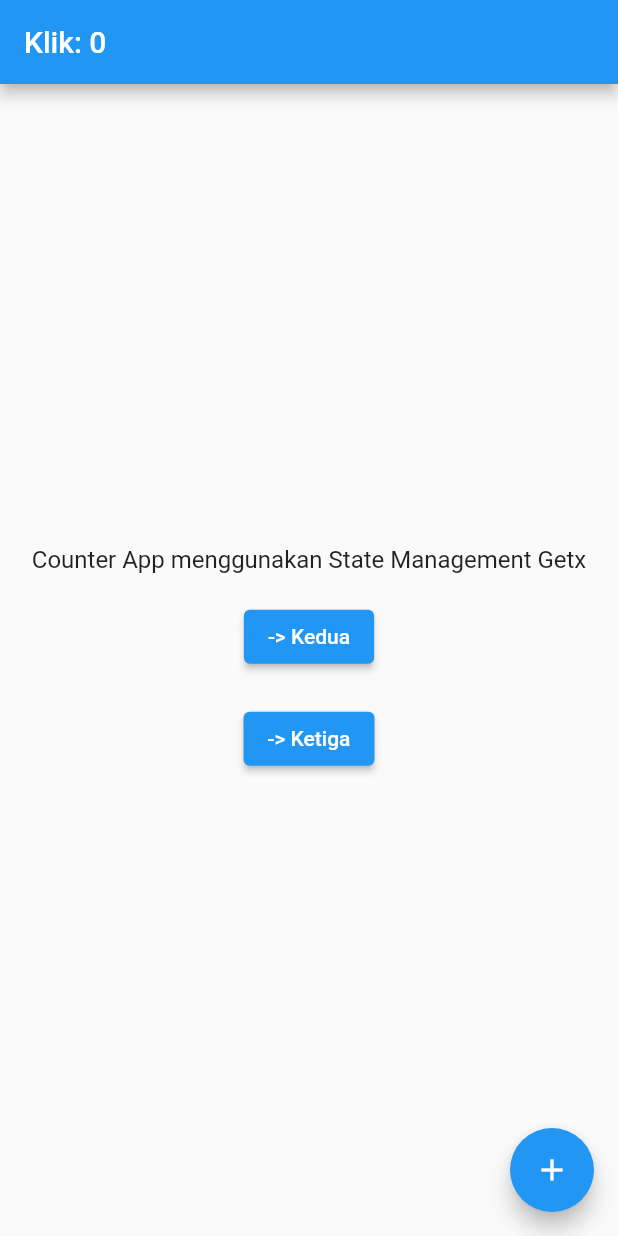
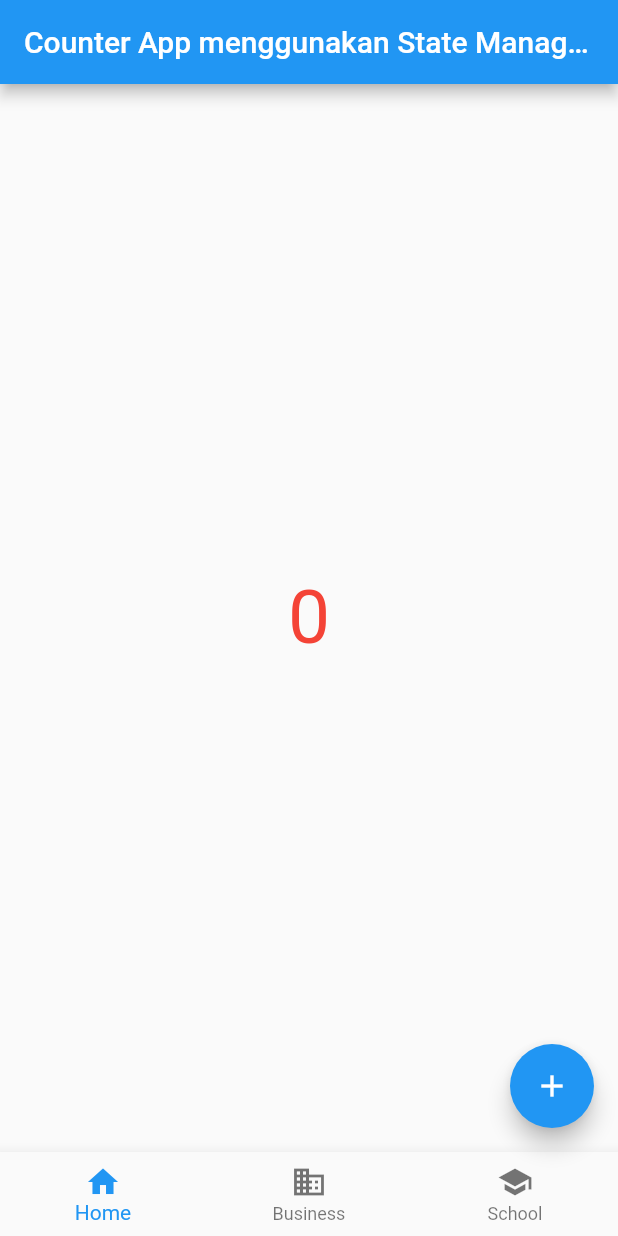
Before and after one commit to tribber93/tugas_flutter, a Flutter app: the screen it shows after launch, on a phone screen of 412 x 824 dp. Run offline on Flutter 3.47's test engine with Material 2 defaults, Android fonts, the light colour scheme and no system bars; our stand-ins replace get.

Commit message:
State Getx

```diff
--- a/lib/state_getx.dart
+++ b/lib/state_getx.dart
@@ -1,12 +1,9 @@
-import 'dart:ui';
-
 import 'package:flutter/material.dart';
 import 'package:get/get.dart';
 
 void main() => runApp(GetMaterialApp(
-      title: 'Tugas Pertemuan 8',
+      home: Home(),
       debugShowCheckedModeBanner: false,
-      home: Home(),
     ));
 
 class Controller extends GetxController {
@@ -14,7 +11,27 @@ class Controller extends GetxController {
   increment() => count++;
 }
 
-class Home extends StatelessWidget {
+class Home extends StatefulWidget {
+  @override
+  State<Home> createState() => _HomeState();
+}
+
+class _HomeState extends State<Home> {
+  int _selectedIndex = 0;
+  static const TextStyle optionStyle =
+      TextStyle(fontSize: 30, fontWeight: FontWeight.bold);
+  static List<Widget> _widgetOptions = <Widget>[
+    HalamanSatu(),
+    HalamanDua(),
+    HalamanTiga(),
+  ];
+
+  void _onItemTapped(int index) {
+    setState(() {
+      _selectedIndex = index;
+    });
+  }
+
   @override
   Widget build(context) {
     // Instantiate your class using Get.put() to make it available for all "child" routes there.
@@ -22,67 +39,81 @@ class Home extends StatelessWidget {
 
     return Scaffold(
       // Use Obx(()=> to update Text() whenever count is changed.
-        appBar: AppBar(title: Obx(() => Text("Klik: ${c.count}"))),
+      appBar:
+          AppBar(title: Text("Counter App menggunakan State Management Getx")),
 
       // Replace the 8 lines Navigator.push by a simple Get.to(). You don't need context
-        body: Container(
-          margin: EdgeInsets.all(15.0),
-          child: Center(
-            child: Column(
-              mainAxisAlignment: MainAxisAlignment.center,
-              children: [
-                const Text(
-                  'Counter App menggunakan State Management Getx',
-                  textAlign: TextAlign.center,
-                  style: TextStyle(fontSize: 16),
+      body: Center(
+        child: _widgetOptions.elementAt(_selectedIndex),
       ),
-                const SizedBox(height: 18),
-                ElevatedButton(
-                    child: const Text("-> Kedua"),
-                    onPressed: () => Get.to(Kedua())),
-                const SizedBox(height: 20),
-                ElevatedButton(
-                    child: const Text("-> Ketiga"),
-                    onPressed: () => Get.to(Ketiga())),
+      bottomNavigationBar: BottomNavigationBar(
+        items: const <BottomNavigationBarItem>[
+          BottomNavigationBarItem(
+            icon: Icon(Icons.home),
+            label: 'Home',
+          ),
+          BottomNavigationBarItem(
+            icon: Icon(Icons.business),
+            label: 'Business',
+          ),
+          BottomNavigationBarItem(
+            icon: Icon(Icons.school),
+            label: 'School',
+          ),
         ],
+        currentIndex: _selectedIndex,
+        selectedItemColor: Colors.blue,
+        onTap: _onItemTapped,
       ),
-          ),
-        ),
-        floatingActionButton: FloatingActionButton(
-            child: Icon(Icons.add), onPressed: c.increment));
+      floatingActionButton: _selectedIndex == 0
+          ? FloatingActionButton(child: Icon(Icons.add), onPressed: c.increment)
+          : null,
+    );
+    ;
   }
 }
 
-class Kedua extends StatelessWidget {
+class HalamanSatu extends StatelessWidget {
   // You can ask Get to find a Controller that is being used by another page and redirect you to it.
   final Controller c = Get.find();
 
   @override
   Widget build(context) {
     // Access the updated count variable
-    return Scaffold(
-        appBar: AppBar(title: Text("Halaman Kedua")),
-        body: Center(
-            child: Text(
+    return Center(
+        child: Obx(() => Text(
               "${c.count}",
-          style: const TextStyle(fontSize: 50, color: Colors.amber),
+              style: TextStyle(fontSize: 50, color: Colors.red),
             )));
   }
 }
 
-class Ketiga extends StatelessWidget {
+class HalamanDua extends StatelessWidget {
   // You can ask Get to find a Controller that is being used by another page and redirect you to it.
   final Controller c = Get.find();
 
   @override
   Widget build(context) {
     // Access the updated count variable
-    return Scaffold(
-        appBar: AppBar(title: Text("Halaman Ketiga")),
-        body: Center(
+    return Center(
         child: Text(
       "${c.count}",
-          style: const TextStyle(fontSize: 50, color: Colors.green),
-        )));
+      style: TextStyle(fontSize: 50, color: Colors.amberAccent),
+    ));
   }
 }
+
+class HalamanTiga extends StatelessWidget {
+  // You can ask Get to find a Controller that is being used by another page and redirect you to it.
+  final Controller c = Get.find();
+
+  @override
+  Widget build(context) {
+    // Access the updated count variable
+    return Center(
+        child: Text(
+      "${c.count}",
+      style: TextStyle(fontSize: 50, color: Colors.green),
+    ));
+  }
+}
```
Lines whose indentation alone changed are shown as unchanged.
